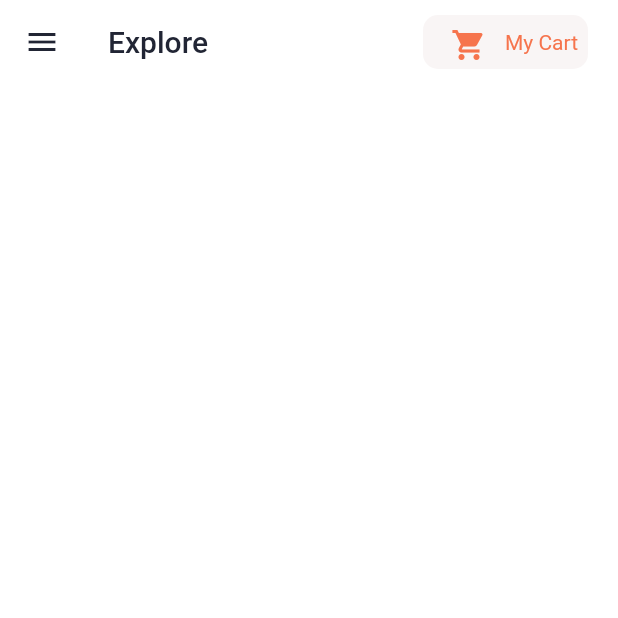
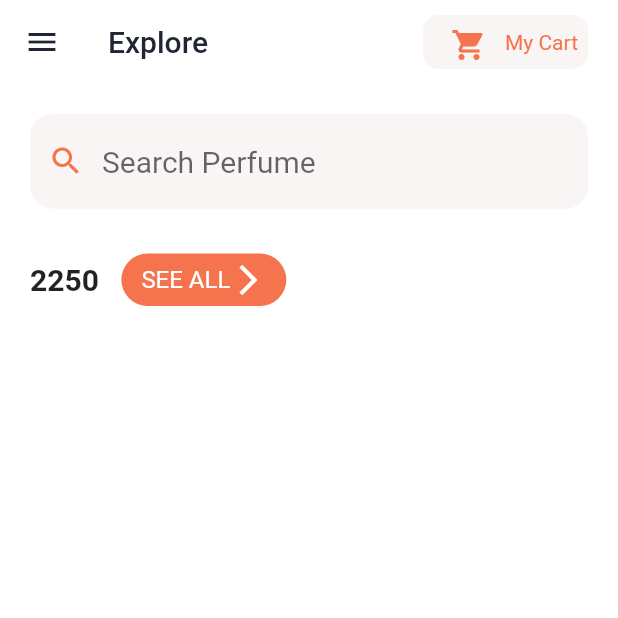
Before and after one commit to alejandrolgarcia/perfume-shopping-app-design, a Flutter app: the screen it shows after launch, on a phone screen of 412 x 824 dp, the top half of it. Run offline on Flutter 3.47's test engine with Material 2 defaults, Android fonts, the light colour scheme and no system bars.

Commit message:
search - see all

```diff
--- a/lib/screens/home.dart
+++ b/lib/screens/home.dart
@@ -35,13 +35,21 @@ class Home extends StatelessWidget {
 
       body: Container(
 
+        child: Column(
+          children: [
+
+            search(),
+            count()
+
+          ],
+        ),
 
       ),
 
     );
   }
 
-  Container myCart() {
+  Widget myCart() {
     return Container(
       width: 110,
       margin: EdgeInsets.only(
@@ -69,4 +77,76 @@ class Home extends StatelessWidget {
       ),
     );
   }
+
+  Widget search() {
+    return Container(
+      decoration: BoxDecoration(),
+      padding: EdgeInsets.all(20),
+      child: TextField(
+        style: TextStyle(fontSize: 20),
+        obscureText: true,
+        decoration: InputDecoration(
+          contentPadding: EdgeInsets.only(top: 20, bottom: 20),
+          filled: true,
+          fillColor: greyColor,
+          border: InputBorder.none,
+          prefixIcon: Icon(
+            Icons.search,
+            color: redColor,
+          ),
+          hintText: 'Search Perfume',
+          focusedBorder: UnderlineInputBorder(
+            borderSide: BorderSide(color: greyColor),
+            borderRadius: BorderRadius.circular(15)
+          ),
+          enabledBorder: UnderlineInputBorder(
+            borderSide: BorderSide(color: greyColor),
+            borderRadius: BorderRadius.circular(15)
+          )
+        ),
+      ),
+    );
+  }
+
+  Widget count() {
+    return Container(
+      padding: EdgeInsets.only(left:20, top: 10, bottom: 10),
+      child: Row(
+        children: [
+          Text(
+            '2250',
+            style: TextStyle(
+              fontSize: 20,
+              fontWeight: FontWeight.bold
+            ),
+          ),
+          SizedBox(width: 15),
+          Container(
+            height: 35,
+            width: 110,
+            decoration: BoxDecoration(
+              color: redColor,
+              borderRadius: BorderRadius.circular(20)
+            ),
+            child: Row(
+              mainAxisAlignment: MainAxisAlignment.center,
+              children: [
+                Text(
+                  'SEE ALL',
+                  style: TextStyle(
+                    color: Colors.white,
+                    fontSize: 16
+                  ),
+                ),
+                Icon(
+                  Icons.arrow_forward_ios,
+                  color: Colors.white,
+                )
+              ],
+            ),
+          )
+        ],
+      ),
+    );
+  }
 }
```
